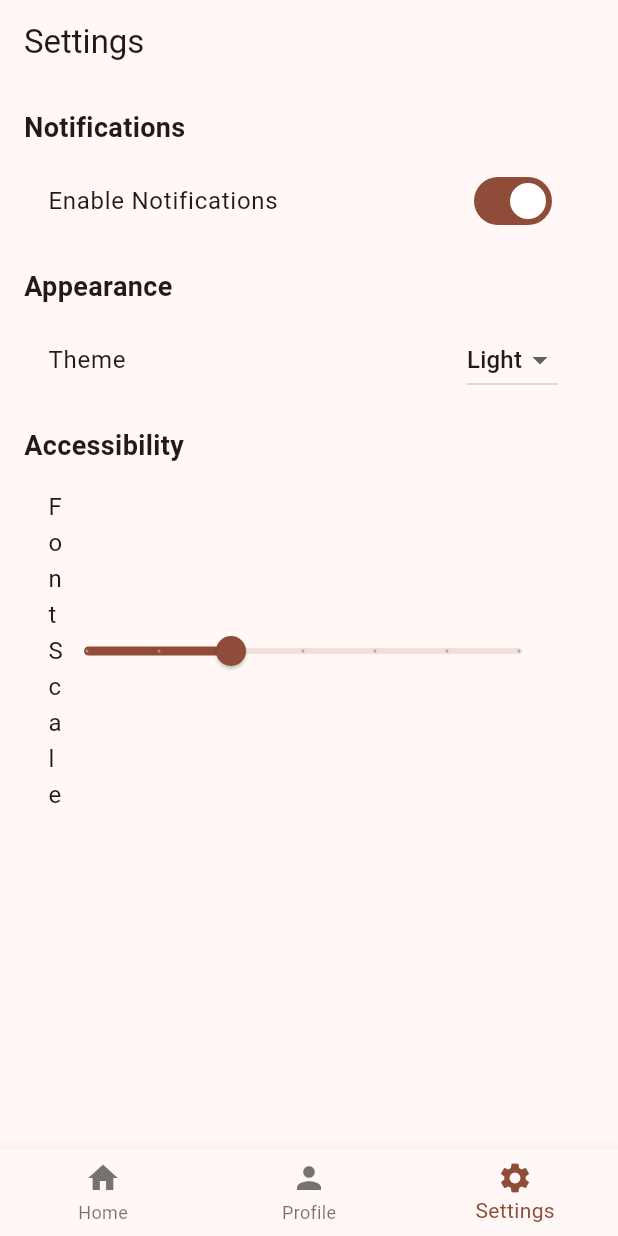
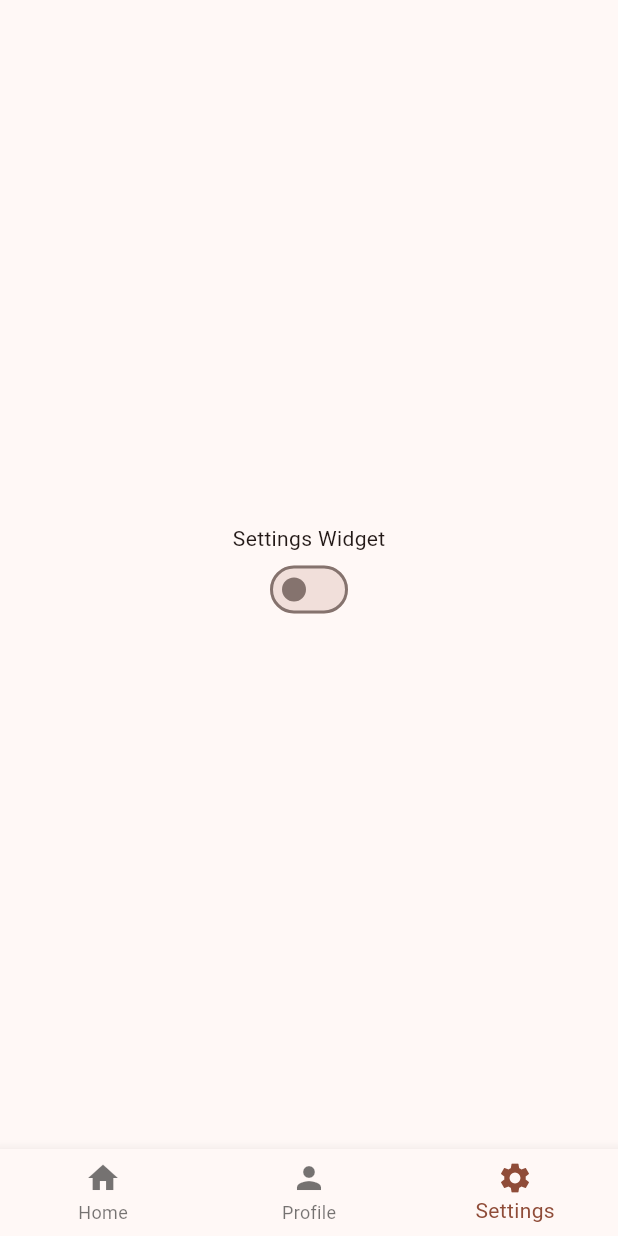
Before and after one commit to LancemDev/z-ustawi, a Flutter app: the screen it shows after launch, item 3 of the bottom bar chosen, on a phone screen of 412 x 824 dp. Run offline on Flutter 3.47's test engine with Material 2 defaults, Android fonts, the phone set to English and light mode, and no system bars.

Commit message:
Some new feature of settings

```diff
--- a/lib/main.dart
+++ b/lib/main.dart
@@ -86,91 +86,31 @@ class ProfileWidget extends StatelessWidget {
 //Settings Widget
 class SettingsWidget extends StatefulWidget {
   const SettingsWidget({Key? key}) : super(key: key);
+
   @override
   // ignore: library_private_types_in_public_api
   _SettingsWidgetState createState() => _SettingsWidgetState();
 }
 
-
 class _SettingsWidgetState extends State<SettingsWidget> {
-  bool _notificationEnabled = true;
-  int _selectedThemeIndex = 0;
-  double _fontScale = 1.0;
+  bool _switchValue = false;
 
   @override
   Widget build(BuildContext context) {
-    return Scaffold(
-      appBar: AppBar(
-        title: const Text('Settings'),
-      ),
-      body: Padding(
-        padding: const EdgeInsets.all(16.0),
+    return Center(
       child: Column(
-          crossAxisAlignment: CrossAxisAlignment.start,
+        mainAxisAlignment: MainAxisAlignment.center,
         children: [
-            const Text(
-              'Notifications',
-              style: TextStyle(fontSize: 18.0, fontWeight: FontWeight.bold),
-            ),
-            const SizedBox(height: 8.0),
-            SwitchListTile(
-              title: const Text('Enable Notifications'),
-              value: _notificationEnabled,
-              onChanged: (value) {
+          const Text('Settings Widget'),
+          Switch(
+            value: _switchValue,
+            onChanged: (bool value) {
               setState(() {
-                  _notificationEnabled = value;
+                _switchValue = value;
               });
             },
           ),
-            const SizedBox(height: 16.0),
-            const Text(
-              'Appearance',
-              style: TextStyle(fontSize: 18.0, fontWeight: FontWeight.bold),
-            ),
-            const SizedBox(height: 8.0),
-            ListTile(
-              title: const Text('Theme'),
-              trailing: DropdownButton<int>(
-                value: _selectedThemeIndex,
-                items: const [
-                  DropdownMenuItem<int>(
-                    value: 0,
-                    child: Text('Light'),
-                  ),
-                  DropdownMenuItem<int>(
-                    value: 1,
-                    child: Text('Dark'),
-                  ),
         ],
-                onChanged: (value) {
-                  setState(() {
-                    _selectedThemeIndex = value!;
-                  });
-                },
-              ),
-            ),
-            const SizedBox(height: 16.0),
-            const Text(
-              'Accessibility',
-              style: TextStyle(fontSize: 18.0, fontWeight: FontWeight.bold),
-            ),
-            const SizedBox(height: 8.0),
-            ListTile(
-              title: const Text('Font Scale'),
-              trailing: Slider(
-                value: _fontScale,
-                min: 0.5,
-                max: 2.0,
-                divisions: 6,
-                onChanged: (value) {
-                  setState(() {
-                    _fontScale = value;
-                  });
-                },
-              ),
-            ),
-          ],
-        ),
       ),
     );
   }
```
Lines whose indentation alone changed are shown as unchanged.
